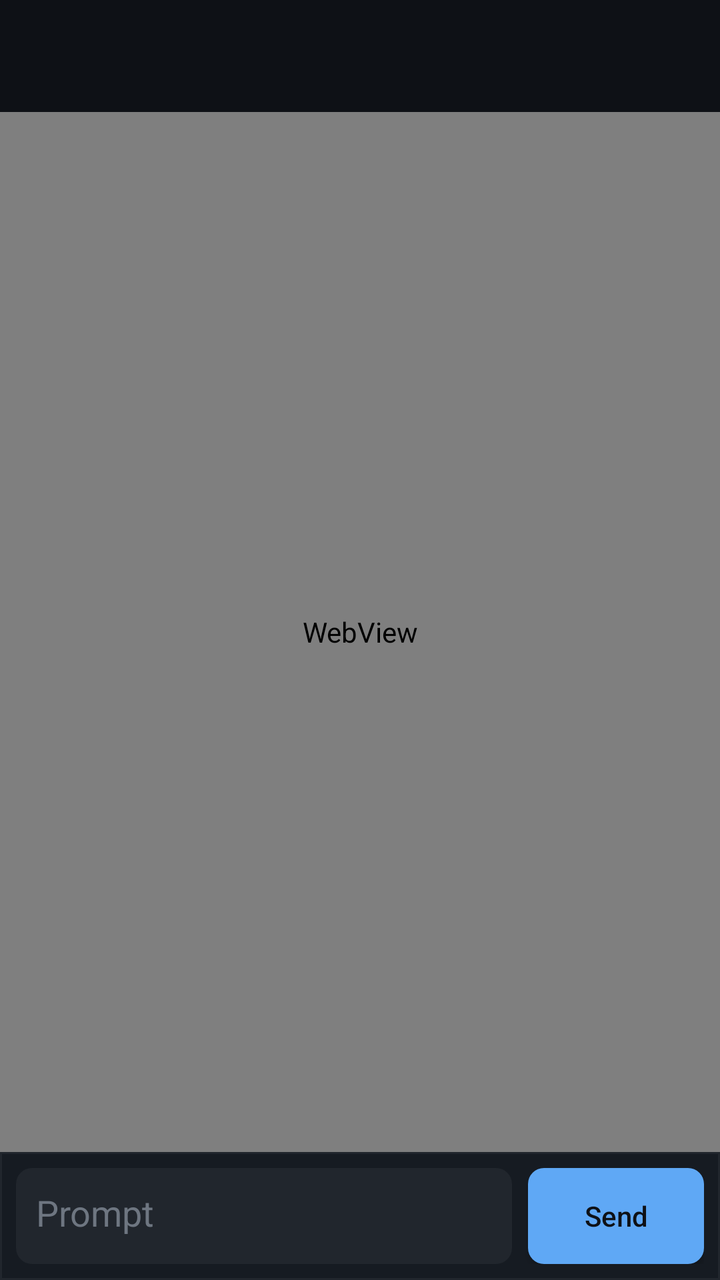
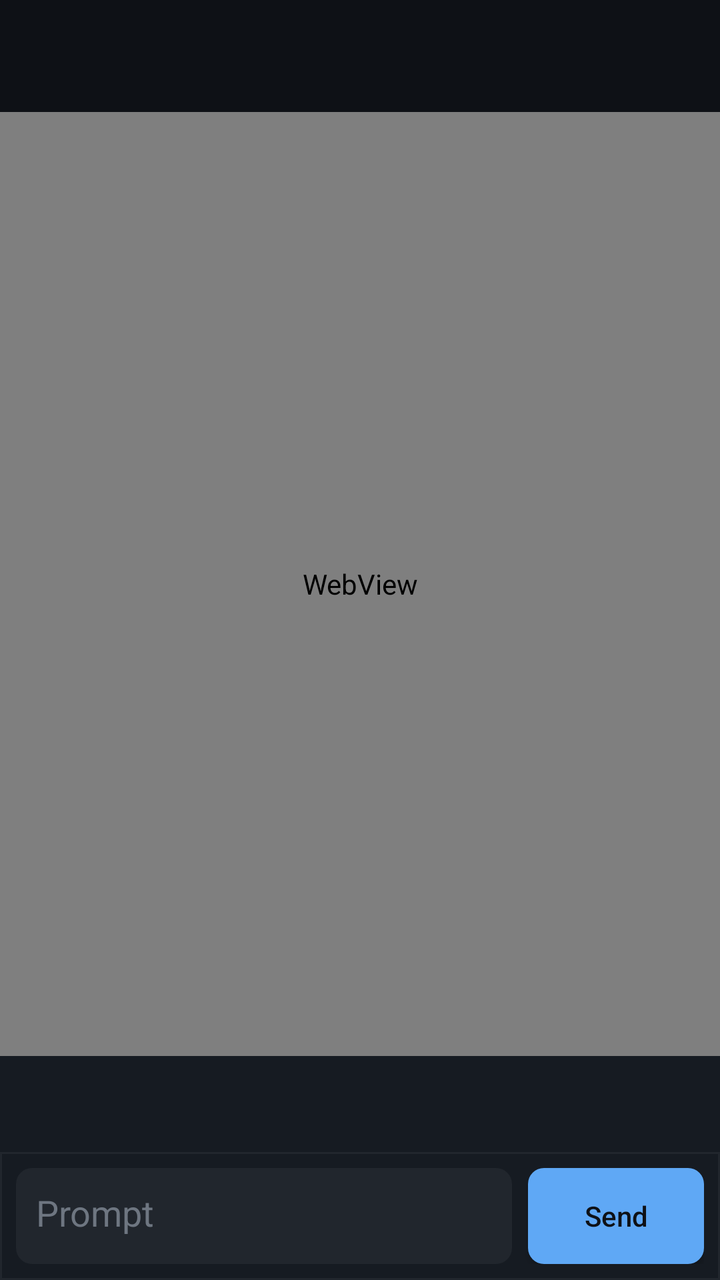

The first picture is an Android layout as it rendered before a commit; the second is the same layout after the commit. The layout source and the unified diff follow.
<!-- AndroidManifest.xml: application theme Theme.Clique -->
<!-- res/layout/fragment_session.xml -->
<?xml version="1.0" encoding="utf-8"?>
<LinearLayout xmlns:android="http://schemas.android.com/apk/res/android"
    android:id="@+id/session_root"
    android:layout_width="match_parent"
    android:layout_height="match_parent"
    android:orientation="vertical"
    android:background="@color/ink"
    android:fitsSystemWindows="false">

    <androidx.appcompat.widget.Toolbar
        android:id="@+id/toolbar"
        android:layout_width="match_parent"
        android:layout_height="?attr/actionBarSize"
        android:theme="@style/Toolbar.Clique" />

    
    <FrameLayout
        android:layout_width="match_parent"
        android:layout_height="0dp"
        android:layout_weight="1"
        android:descendantFocusability="blocksDescendants">

        <WebView
            android:id="@+id/terminal"
            android:layout_width="match_parent"
            android:layout_height="match_parent"
            android:focusable="false"
            android:focusableInTouchMode="false" />
    </FrameLayout>

    
    <LinearLayout
        android:id="@+id/prompt_bar"
        android:layout_width="match_parent"
        android:layout_height="wrap_content"
        android:orientation="horizontal"
        android:background="@drawable/prompt_bar_bg"
        android:padding="8dp"
        android:gravity="bottom">

        <EditText
            android:id="@+id/prompt_input"
            android:layout_width="0dp"
            android:layout_height="wrap_content"
            android:layout_weight="1"
            android:minHeight="48dp"
            android:minLines="1"
            android:maxLines="6"
            android:gravity="top|start"
            android:padding="10dp"
            android:background="@drawable/field_bg"
            android:textColor="@color/text"
            android:textColorHint="@color/hint"
            android:hint="@string/prompt_hint"
            android:inputType="textCapSentences|textAutoCorrect|textMultiLine"
            android:imeOptions="actionSend"
            android:imeActionLabel="@string/send"
            android:importantForAutofill="no" />

        <Button
            android:id="@+id/send"
            android:layout_width="wrap_content"
            android:layout_height="wrap_content"
            android:layout_marginStart="8dp"
            android:minHeight="48dp"
            android:background="@drawable/btn_accent"
            android:text="@string/send"
            android:textAllCaps="false"
            android:textColor="@color/ink" />
    </LinearLayout>
</LinearLayout>
<!-- resources referenced by this layout -->
<resources>
  <color name="hint">#FF6E7681</color>
  <color name="ink">#FF0E1116</color>
  <color name="text">#FFE6EDF3</color>
  <!-- drawable btn_accent (drawable) -->
  <?xml version="1.0" encoding="utf-8"?>
  <shape xmlns:android="http://schemas.android.com/apk/res/android" android:shape="rectangle">
      <solid android:color="@color/accent" />
      <corners android:radius="8dp" />
  </shape>
  <!-- drawable field_bg (drawable) -->
  <?xml version="1.0" encoding="utf-8"?>
  <shape xmlns:android="http://schemas.android.com/apk/res/android" android:shape="rectangle">
      <solid android:color="@color/surface_2" />
      <corners android:radius="8dp" />
  </shape>
  <!-- drawable prompt_bar_bg (drawable) -->
  <?xml version="1.0" encoding="utf-8"?>
  <shape xmlns:android="http://schemas.android.com/apk/res/android" android:shape="rectangle">
      <solid android:color="@color/ime_bar" />
      <stroke android:width="1dp" android:color="@color/surface_2" />
  </shape>
  <string name="prompt_hint">Prompt</string>
  <string name="send">Send</string>
  <style name="Toolbar.Clique" parent="Widget.AppCompat.Toolbar">
          <item name="android:background">@color/ink</item>
          <item name="titleTextColor">@color/text</item>
          <item name="subtitleTextColor">@color/muted</item>
          <item name="colorControlNormal">@color/text</item>
      </style>
  <style name="Theme.Clique" parent="Theme.AppCompat.NoActionBar">
          <item name="android:statusBarColor">@color/ink</item>
          <item name="android:navigationBarColor">@color/ink</item>
          <item name="android:windowBackground">@color/ink</item>
          <item name="android:colorBackground">@color/ink</item>
          <item name="colorPrimary">@color/accent</item>
          <item name="colorPrimaryDark">@color/ink</item>
          <item name="colorAccent">@color/accent</item>
          <item name="android:textColorPrimary">@color/text</item>
          <item name="android:textColorSecondary">@color/muted</item>
          <item name="android:textColor">@color/text</item>
          <item name="editTextColor">@color/text</item>
          <item name="android:editTextColor">@color/text</item>
          <item name="android:windowSoftInputMode">adjustResize</item>
          <item name="actionMenuTextColor">@color/text</item>
          <item name="android:popupMenuStyle">@style/Popup.Clique</item>
      </style>
  <color name="accent">#FF5FA8F5</color>
  <color name="surface_2">#FF21262D</color>
  <color name="ime_bar">#FF161B22</color>
  <color name="muted">#FF8B949E</color>
  <style name="Popup.Clique" parent="Widget.AppCompat.PopupMenu">
          <item name="android:popupBackground">@color/surface_2</item>
      </style>
</resources>

<!-- the commit's change to res/layout/fragment_session.xml (unified diff, before → after) -->
@@ -29,6 +29,26 @@
     </FrameLayout>
 
     
+    <HorizontalScrollView
+        android:id="@+id/key_bar_scroll"
+        android:layout_width="match_parent"
+        android:layout_height="wrap_content"
+        android:background="@color/ime_bar"
+        android:fillViewport="true"
+        android:scrollbars="none">
+
+        <LinearLayout
+            android:id="@+id/key_bar"
+            android:layout_width="wrap_content"
+            android:layout_height="wrap_content"
+            android:minHeight="48dp"
+            android:orientation="horizontal"
+            android:gravity="center_vertical"
+            android:paddingStart="4dp"
+            android:paddingEnd="4dp"
+            android:paddingTop="4dp" />
+    </HorizontalScrollView>
+
     <LinearLayout
         android:id="@+id/prompt_bar"
         android:layout_width="match_parent"
<!-- resource entries referenced after the edit -->
@@ -1,6 +1,7 @@
 <!-- resources referenced by this layout -->
 <resources>
   <color name="hint">#FF6E7681</color>
+  <color name="ime_bar">#FF161B22</color>
   <color name="ink">#FF0E1116</color>
   <color name="text">#FFE6EDF3</color>
   <!-- drawable btn_accent (drawable) -->
@@ -48,7 +49,6 @@
       </style>
   <color name="accent">#FF5FA8F5</color>
   <color name="surface_2">#FF21262D</color>
-  <color name="ime_bar">#FF161B22</color>
   <color name="muted">#FF8B949E</color>
   <style name="Popup.Clique" parent="Widget.AppCompat.PopupMenu">
           <item name="android:popupBackground">@color/surface_2</item>
